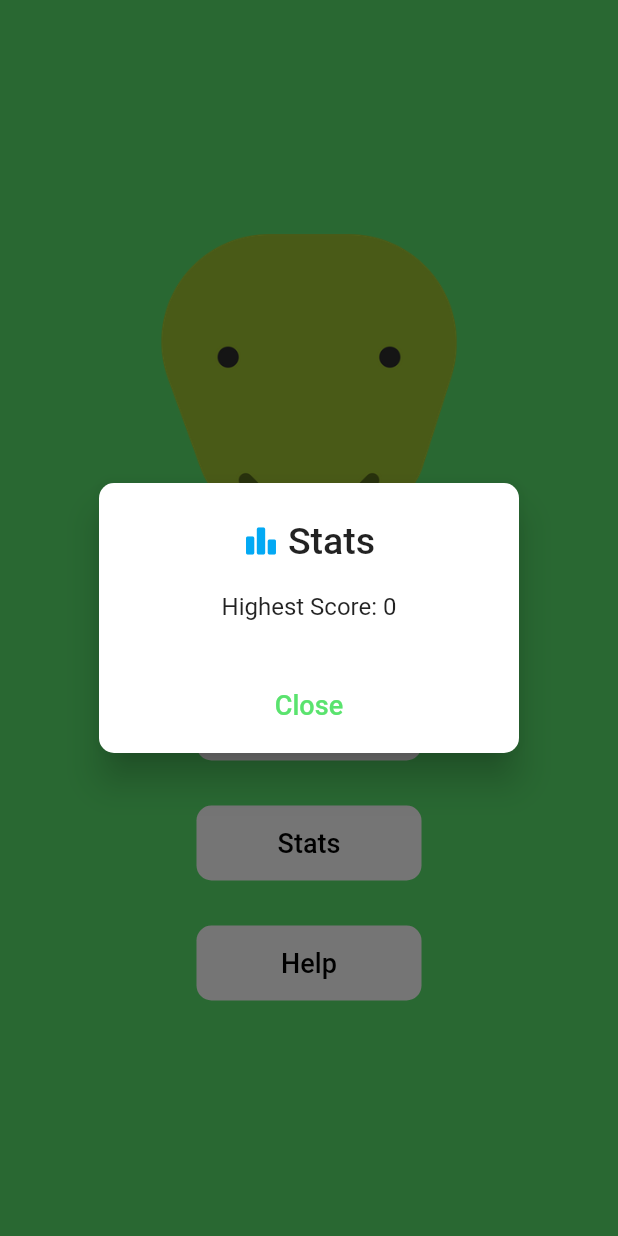
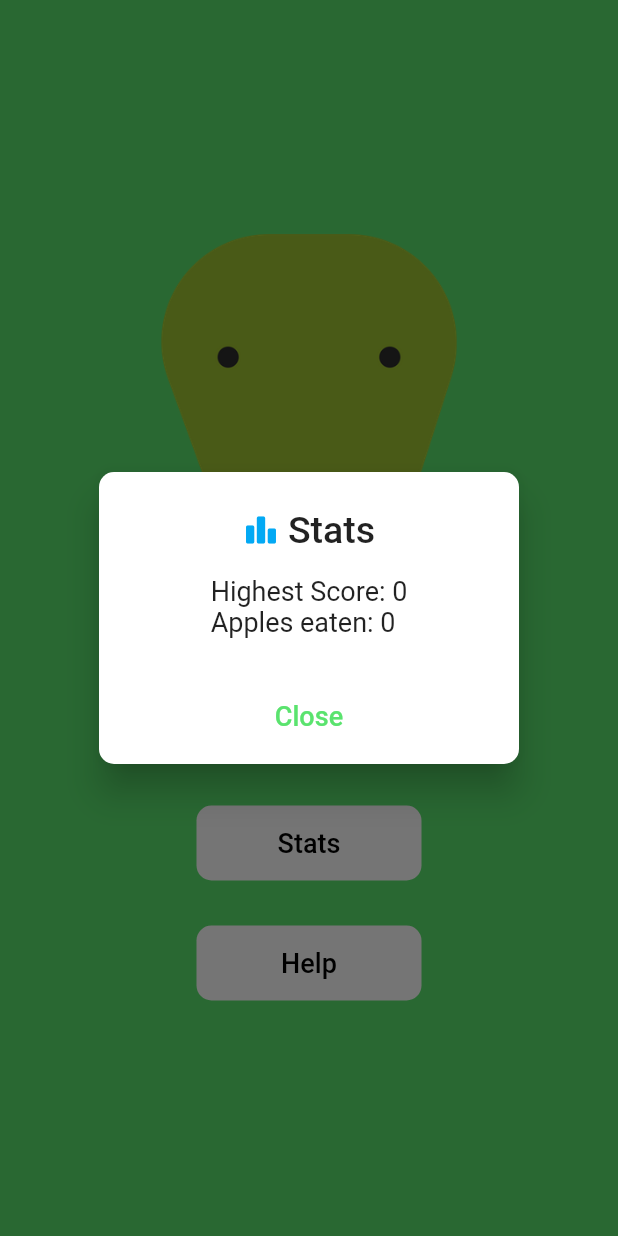
Before and after one commit to fmata97/HS-Recruitment-AppDevProject, a Flutter app: the screen it shows after launch, after a tap on "Stats", on a phone screen of 412 x 824 dp. Run offline on Flutter 3.47's test engine with Material 2 defaults, Android fonts, the phone set to English and light mode, and no system bars; our stand-ins replace animated_splash_screen, shared_preferences.

Commit message:
started tracking apples eaten and updating stats on exit instead of only on death

```diff
--- a/lib/Game.dart
+++ b/lib/Game.dart
@@ -24,7 +24,7 @@ class _GameState extends State<Game> {
   bool paused = true;
   bool gameStarted = false;
 
-  void _updateHighScore() async {
+  void _updateStats() async {
     final prefs = await SharedPreferences.getInstance();
 
     int highScore = prefs.getInt("score") ?? 0;
@@ -32,6 +32,9 @@ class _GameState extends State<Game> {
     if (score > highScore) {
       await prefs.setInt("score", score);
     }
+
+    int apples = prefs.getInt("apples") ?? 0;
+    await prefs.setInt("apples", apples + score);
   }
 
   void _popGame() {
@@ -46,6 +49,7 @@ class _GameState extends State<Game> {
       if (!this.mounted) {
         // if game was popped
         timer.cancel();
+        _updateStats();
         return;
       }
       updateSnake();
@@ -70,7 +74,7 @@ class _GameState extends State<Game> {
   }
 
   void gameOver() {
-    _updateHighScore();
+    _updateStats();
     setState(() {
       snake.removeLast();
     });
--- a/lib/GameMenu.dart
+++ b/lib/GameMenu.dart
@@ -10,10 +10,13 @@ class GameMenu extends StatefulWidget {
 }
 
 class GameMenuState extends State<GameMenu> {
-  Future<int> getHighScore() async {
+  Future<List<int>> getStats() async {
     final prefs = await SharedPreferences.getInstance();
 
-    return (prefs.getInt("score") ?? 0);
+    int highScore = prefs.getInt("score") ?? 0;
+    int apples = prefs.getInt("apples") ?? 0;
+
+    return [highScore, apples];
   }
 
   void _pushGame() {
@@ -24,8 +27,8 @@ class GameMenuState extends State<GameMenu> {
   }
 
   void _showStats() {
-    getHighScore().then(
-      (score) {
+    getStats().then(
+      (values) {
         showDialog(
             context: context,
             builder: ((BuildContext context) {
@@ -46,8 +49,14 @@ class GameMenuState extends State<GameMenu> {
                     )
                   ],
                 ),
-                content:
-                    Text('Highest Score: $score', textAlign: TextAlign.center),
+                content: Center(
+                  widthFactor: 1,
+                  heightFactor: 0.8,
+                  child: Text(
+                    'Highest Score: ${values[0]}\nApples eaten: ${values[1]}',
+                    style: const TextStyle(fontSize: 18),
+                  ),
+                ),
                 actionsAlignment: MainAxisAlignment.center,
                 actions: <Widget>[
                   TextButton(
```
